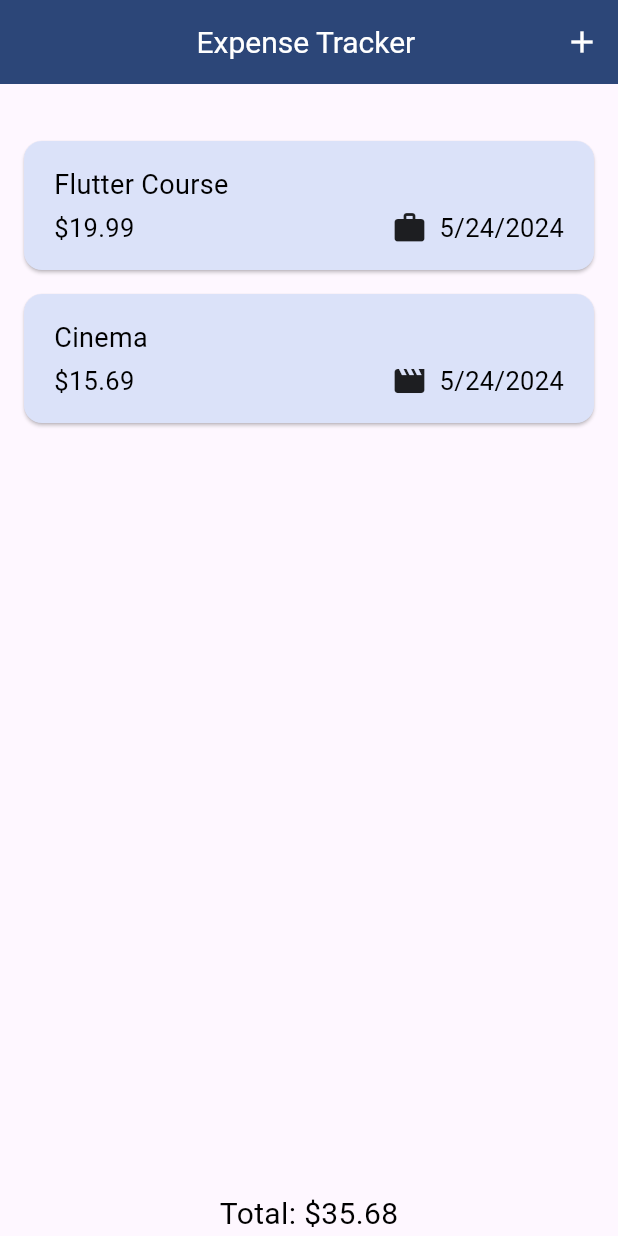
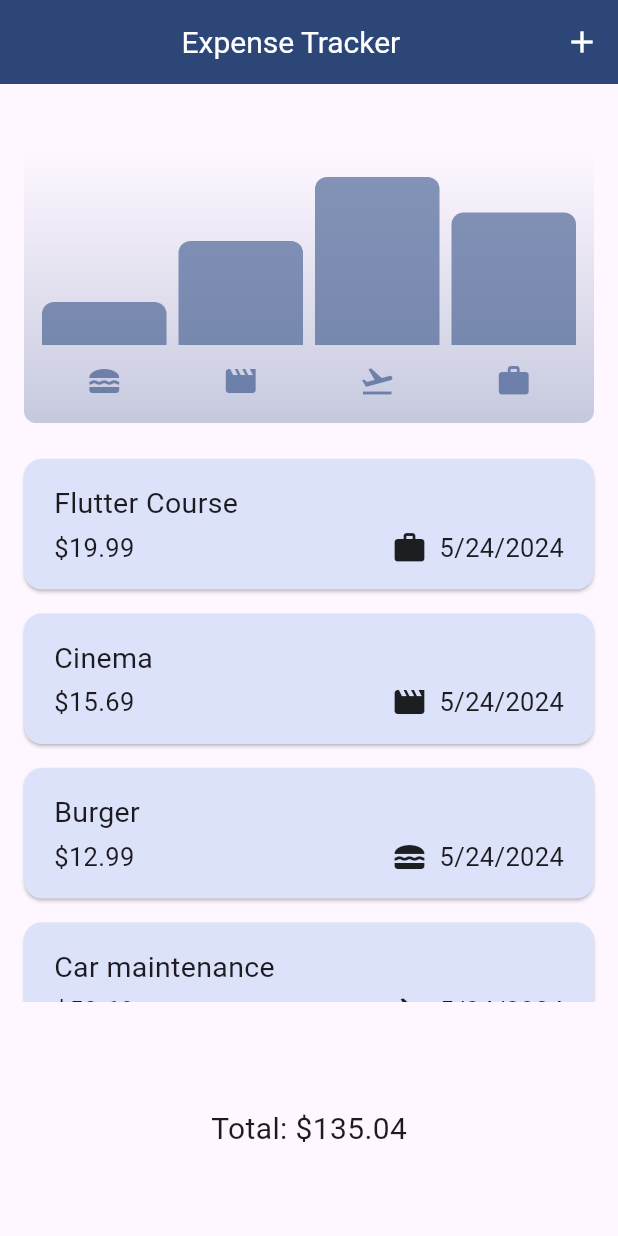
Before and after one commit to iliasbaktybek/expense-tracker, a Flutter app: the screen it shows after launch, on a phone screen of 412 x 824 dp. Run offline on Flutter 3.47's test engine with Material 3 defaults, Android fonts, the phone set to English and light mode, and no system bars; our stand-ins replace google_fonts.

Commit message:
added chart, dark mode, and a scrollable widget for displaying expenses

```diff
--- a/lib/main.dart
+++ b/lib/main.dart
@@ -4,8 +4,24 @@ import 'package:expense_tracker/widgets/expenses.dart';
 var kColorScheme =
     ColorScheme.fromSeed(seedColor: const Color.fromARGB(255, 29, 90, 182));
 
+var kDarkColorScheme = ColorScheme.fromSeed(
+  brightness: Brightness.dark,
+  seedColor: const Color.fromARGB(255, 5, 99, 125),
+);
+
 void main() {
   runApp(MaterialApp(
+      darkTheme: ThemeData.dark().copyWith(
+        colorScheme: kDarkColorScheme,
+        cardTheme: const CardTheme().copyWith(
+          // color: kColorScheme.primaryContainer,
+          color: kDarkColorScheme.secondaryContainer,
+          margin: const EdgeInsets.symmetric(
+            horizontal: 16,
+            vertical: 8,
+          ),
+        ),
+      ),
       theme: ThemeData().copyWith(
         // useMaterial3: true,
         colorScheme: kColorScheme,
@@ -33,5 +49,6 @@ void main() {
               ),
             ),
       ),
+      // themeMode: ThemeMode.system,
       home: Expenses()));
 }
--- a/lib/models/expense.dart
+++ b/lib/models/expense.dart
@@ -33,3 +33,29 @@ class Expense {
     return formatter.format(date);
   }
 }
+
+class ExpenseBucket {
+  const ExpenseBucket({
+    required this.category,
+    required this.expenses,
+  });
+
+  ExpenseBucket.forCategory(
+    List<Expense> allExpenses,
+    this.category,
+  ) : expenses = allExpenses
+            .where((expense) => expense.category == category)
+            .toList();
+
+  final Category category;
+  final List<Expense> expenses;
+
+  double get totalExpenses {
+    double sum = 0;
+
+    for (final expense in expenses) {
+      sum += expense.amount;
+    }
+    return sum;
+  }
+}
--- /dev/null
+++ b/lib/widgets/chart/chart.dart
@@ -0,0 +1,95 @@
+import 'package:flutter/material.dart';
+
+import 'package:expense_tracker/widgets/chart/chart_bar.dart';
+import 'package:expense_tracker/models/expense.dart';
+
+class Chart extends StatelessWidget {
+  const Chart({super.key, required this.expenses});
+
+  final List<Expense> expenses;
+
+  List<ExpenseBucket> get buckets {
+    return [
+      ExpenseBucket.forCategory(expenses, Category.food),
+      ExpenseBucket.forCategory(expenses, Category.leisure),
+      ExpenseBucket.forCategory(expenses, Category.travel),
+      ExpenseBucket.forCategory(expenses, Category.work),
+    ];
+  }
+
+  double get maxTotalExpense {
+    double maxTotalExpense = 0;
+
+    for (final bucket in buckets) {
+      if (bucket.totalExpenses > maxTotalExpense) {
+        maxTotalExpense = bucket.totalExpenses;
+      }
+    }
+
+    return maxTotalExpense;
+  }
+
+  @override
+  Widget build(BuildContext context) {
+    final isDarkMode =
+        MediaQuery.of(context).platformBrightness == Brightness.dark;
+    return Container(
+      margin: const EdgeInsets.all(16),
+      padding: const EdgeInsets.symmetric(
+        vertical: 16,
+        horizontal: 8,
+      ),
+      width: double.infinity,
+      height: 180,
+      decoration: BoxDecoration(
+        borderRadius: BorderRadius.circular(8),
+        gradient: LinearGradient(
+          colors: [
+            Theme.of(context).colorScheme.primary.withOpacity(0.3),
+            Theme.of(context).colorScheme.primary.withOpacity(0.0)
+          ],
+          begin: Alignment.bottomCenter,
+          end: Alignment.topCenter,
+        ),
+      ),
+      child: Column(
+        children: [
+          Expanded(
+            child: Row(
+              crossAxisAlignment: CrossAxisAlignment.end,
+              children: [
+                for (final bucket in buckets) // alternative to map()
+                  ChartBar(
+                    fill: bucket.totalExpenses == 0
+                        ? 0
+                        : bucket.totalExpenses / maxTotalExpense,
+                  )
+              ],
+            ),
+          ),
+          const SizedBox(height: 12),
+          Row(
+            children: buckets
+                .map(
+                  (bucket) => Expanded(
+                    child: Padding(
+                      padding: const EdgeInsets.symmetric(horizontal: 4),
+                      child: Icon(
+                        categoryIcons[bucket.category],
+                        color: isDarkMode
+                            ? Theme.of(context).colorScheme.secondary
+                            : Theme.of(context)
+                                .colorScheme
+                                .primary
+                                .withOpacity(0.7),
+                      ),
+                    ),
+                  ),
+                )
+                .toList(),
+          )
+        ],
+      ),
+    );
+  }
+}
--- /dev/null
+++ b/lib/widgets/chart/chart_bar.dart
@@ -0,0 +1,34 @@
+import 'package:flutter/material.dart';
+
+class ChartBar extends StatelessWidget {
+  const ChartBar({
+    super.key,
+    required this.fill,
+  });
+
+  final double fill;
+
+  @override
+  Widget build(BuildContext context) {
+    final isDarkMode =
+        MediaQuery.of(context).platformBrightness == Brightness.dark;
+    return Expanded(
+      child: Padding(
+        padding: const EdgeInsets.symmetric(horizontal: 4),
+        child: FractionallySizedBox(
+          heightFactor: fill,
+          child: DecoratedBox(
+            decoration: BoxDecoration(
+              shape: BoxShape.rectangle,
+              borderRadius:
+                  const BorderRadius.vertical(top: Radius.circular(8)),
+              color: isDarkMode
+                  ? Theme.of(context).colorScheme.secondary
+                  : Theme.of(context).colorScheme.primary.withOpacity(0.65),
+            ),
+          ),
+        ),
+      ),
+    );
+  }
+}
--- a/lib/widgets/expenses.dart
+++ b/lib/widgets/expenses.dart
@@ -1,3 +1,5 @@
+import 'package:expense_tracker/widgets/chart/chart.dart';
+import 'package:expense_tracker/widgets/expenses_list/expense_item.dart';
 import 'package:expense_tracker/widgets/expenses_list/expenses_list.dart';
 import 'package:expense_tracker/widgets/new_expense.dart';
 import 'package:flutter/material.dart';
@@ -14,6 +16,26 @@ class Expenses extends StatefulWidget {
 
 class _ExpensesState extends State<Expenses> {
   final List<Expense> _registeredExpenses = [
+    Expense(
+        title: 'Flutter Course',
+        amount: 19.99,
+        date: DateTime.now(),
+        category: Category.work),
+    Expense(
+        title: 'Cinema',
+        amount: 15.69,
+        date: DateTime.now(),
+        category: Category.leisure),
+    Expense(
+        title: 'Burger',
+        amount: 12.99,
+        date: DateTime.now(),
+        category: Category.food),
+    Expense(
+        title: 'Car maintenance',
+        amount: 50.69,
+        date: DateTime.now(),
+        category: Category.travel),
     Expense(
         title: 'Flutter Course',
         amount: 19.99,
@@ -90,7 +112,7 @@ class _ExpensesState extends State<Expenses> {
         title: const Row(
           children: [
             SizedBox(
-              width: 115,
+              width: 105,
             ),
             Text(
               'Expense Tracker',
@@ -113,12 +135,17 @@ class _ExpensesState extends State<Expenses> {
           const SizedBox(
             height: 30,
           ),
-          // const Text('Chart'),
-          Expanded(child: mainContent),
+          Chart(expenses: _registeredExpenses),
+          // Expanded(child: mainContent),
+          ExpensesList(
+              expenses: _registeredExpenses, onRemoveExpense: _removeExpense),
+          const SizedBox(
+            height: 70,
+          ),
           Text(
-            'Total: \$${getTotal()}',
+            'Total: \$${getTotal().toStringAsFixed(2)}',
             style: const TextStyle(
-              color: Colors.black,
+              // color: Colors.black,
               fontSize: 20,
             ),
           ),
--- a/lib/widgets/expenses_list/expense_item.dart
+++ b/lib/widgets/expenses_list/expense_item.dart
@@ -23,9 +23,10 @@ class ExpenseItem extends StatelessWidget {
                 Text(
                   expense.title,
                   style: GoogleFonts.roboto(
-                    color: Colors.black,
-                    fontSize: 18,
+                    // color: Colors.black,
+                    fontSize: 19,
                   ),
+                  // style: Theme.of(context).textTheme.titleLarge,
                 ),
               ],
             ),
@@ -37,7 +38,6 @@ class ExpenseItem extends StatelessWidget {
                 Text(
                   '\$${expense.amount.toStringAsFixed(2)}',
                   style: GoogleFonts.roboto(
-                    color: Colors.black,
                     fontSize: 17,
                   ),
                 ),
@@ -51,7 +51,7 @@ class ExpenseItem extends StatelessWidget {
                     Text(
                       expense.formattedDate,
                       style: GoogleFonts.roboto(
-                        color: Colors.black,
+                        // color: Colors.black,
                         fontSize: 17,
                       ),
                     ),
--- a/lib/widgets/expenses_list/expenses_list.dart
+++ b/lib/widgets/expenses_list/expenses_list.dart
@@ -14,14 +14,39 @@ class ExpensesList extends StatelessWidget {
 
   @override
   Widget build(BuildContext context) {
-    return ListView.builder(
-      itemCount: expenses.length,
-      itemBuilder: (ctx, index) => Dismissible(
-        key: ValueKey(expenses[index]),
-        onDismissed: (direction) {
-          onRemoveExpense(expenses[index]);
-        },
-        child: ExpenseItem(expenses[index]),
+    // return ListView.builder(
+    //   itemCount: expenses.length,
+    //   itemBuilder: (ctx, index) => Dismissible(
+    //     background: Container(
+    //       color: Theme.of(context).colorScheme.error.withOpacity(0.65),
+    //       margin: Theme.of(context).cardTheme.margin,
+    //     ),
+    //     key: ValueKey(expenses[index]),
+    //     onDismissed: (direction) {
+    //       onRemoveExpense(expenses[index]);
+    //     },
+    //     child: ExpenseItem(expenses[index]),
+    //   ),
+    // );
+    return SizedBox(
+      height: 370,
+      child: SingleChildScrollView(
+        child: Column(
+          children: [
+            for (final expense in expenses)
+              Dismissible(
+                background: Container(
+                  color: Theme.of(context).colorScheme.error.withOpacity(0.65),
+                  margin: Theme.of(context).cardTheme.margin,
+                ),
+                key: ValueKey(expense),
+                onDismissed: (direction) {
+                  onRemoveExpense(expense);
+                },
+                child: ExpenseItem(expense),
+              ),
+          ],
+        ),
       ),
     );
   }
```
